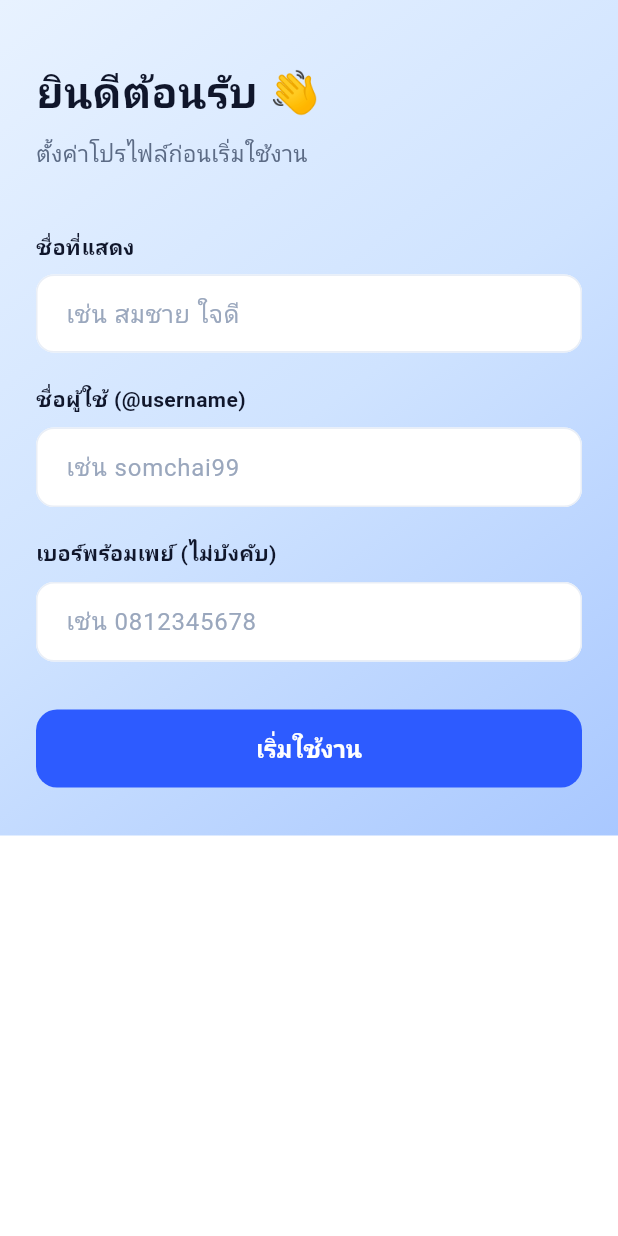
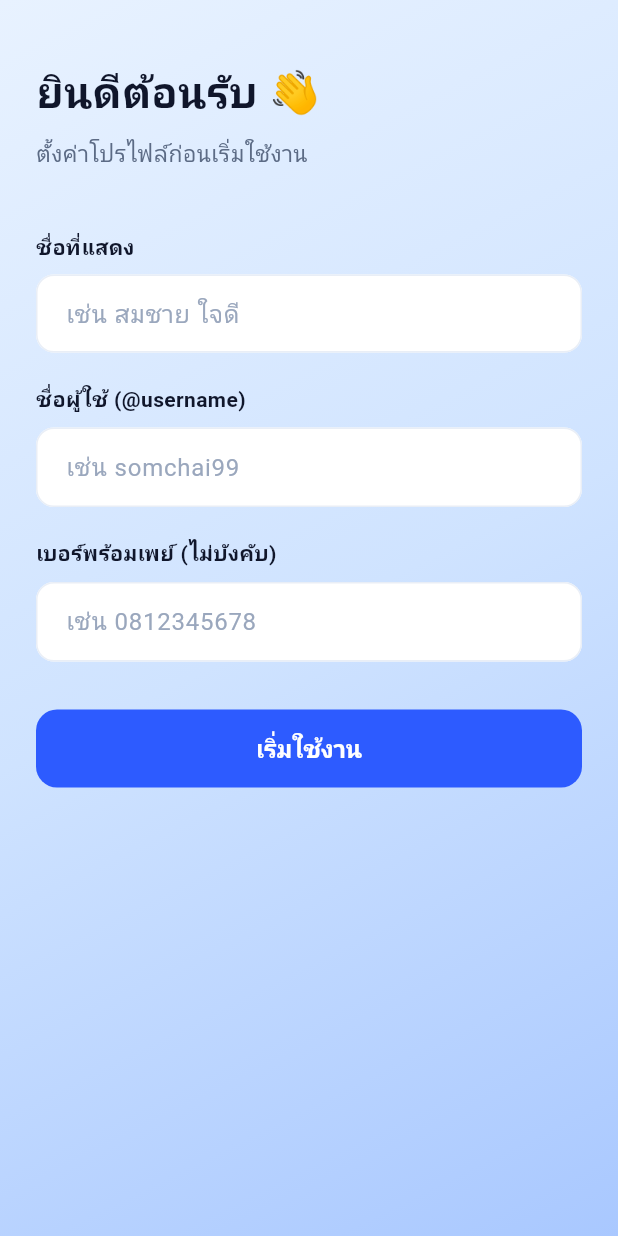
Before and after one commit to PiriyaDEV/mother-calc, a Flutter app: the screen it shows once a user with an empty profile is signed in, on a phone screen of 412 x 824 dp. Run offline on Flutter 3.47's test engine with Material 3 defaults, Android fonts, the light colour scheme and no system bars; our stand-ins replace cached_network_image, firebase_core, firebase_messaging, fl_chart, flutter_dotenv, flutter_local_notifications and 8 more; missing offline and left inert: flutter_line_sdk; accounts and stored records are empty; network calls fail.

Commit message:
fix: onboarding

```diff
--- a/lib/screens/me_screen.dart
+++ b/lib/screens/me_screen.dart
@@ -993,7 +993,7 @@ class _LanguageSheet extends StatelessWidget {
         borderRadius: const BorderRadius.vertical(
             top: Radius.circular(AppRadii.lg)),
       ),
-      padding: const EdgeInsets.fromLTRB(20, 12, 20, 32),
+      padding: EdgeInsets.fromLTRB(20, 12, 20, 32 + MediaQuery.viewPaddingOf(context).bottom),
       child: Column(
         mainAxisSize: MainAxisSize.min,
         children: [
--- a/lib/screens/onboarding_screen.dart
+++ b/lib/screens/onboarding_screen.dart
@@ -67,7 +67,10 @@ class _OnboardingScreenState extends State<OnboardingScreen> {
 
     return Scaffold(
       backgroundColor: Colors.transparent,
+      resizeToAvoidBottomInset: false,
       body: Container(
+        width: double.infinity,
+        height: double.infinity,
         decoration: BoxDecoration(
           gradient: isDark ? AppGradients.backgroundDark : AppGradients.backgroundLight,
         ),
```
